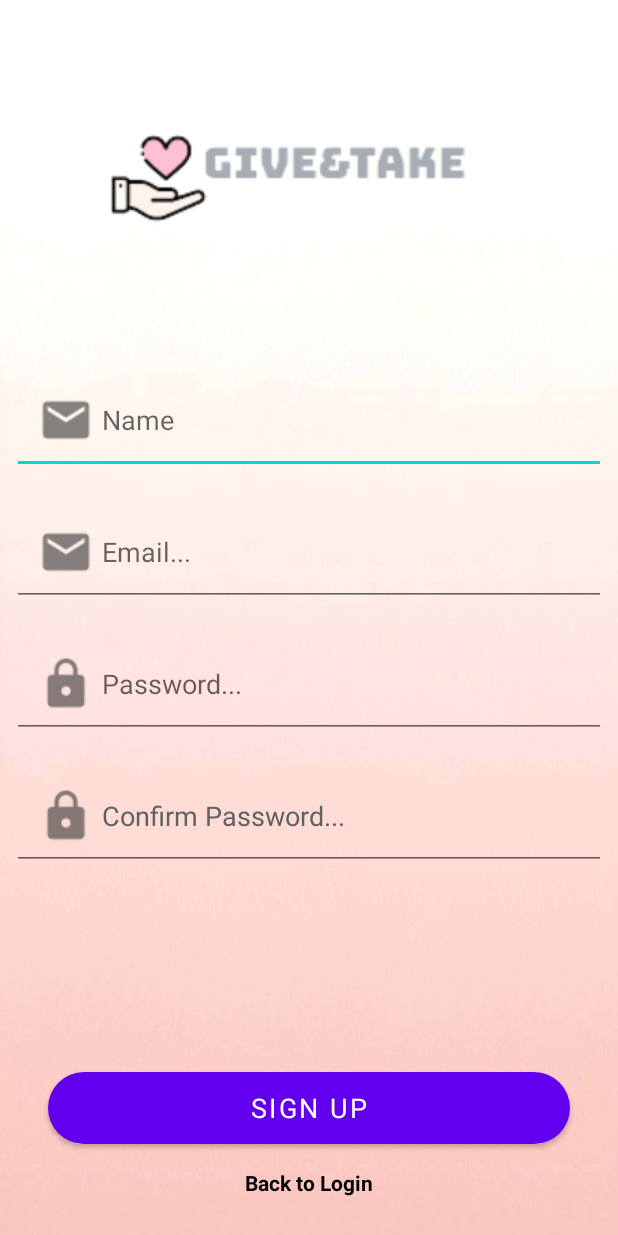
After one commit to liralgazi/give_and_take_app, an Android app: the fragment CreateAccountFragment shown on its own in the app's theme, on a phone screen of 412 x 824 dp. The commit adds this screen. Run offline under Robolectric (Android 15) with nearby library versions, the phone set to English and light mode, and no system bars.

Commit message:
change register to create account fragment

```diff
--- a/app/build.gradle
+++ b/app/build.gradle
@@ -41,4 +41,10 @@ dependencies {
     testImplementation 'junit:junit:4.13.2'
     androidTestImplementation 'androidx.test.ext:junit:1.1.5'
     androidTestImplementation 'androidx.test.espresso:espresso-core:3.5.1'
+
+    implementation 'androidx.recyclerview:recyclerview:1.2.1'
+    implementation 'androidx.cardview:cardview:1.0.0'
+
+
+
 }
--- a/app/src/main/AndroidManifest.xml
+++ b/app/src/main/AndroidManifest.xml
@@ -1,6 +1,8 @@
 <?xml version="1.0" encoding="utf-8"?>
 <manifest xmlns:android="http://schemas.android.com/apk/res/android"
     xmlns:tools="http://schemas.android.com/tools">
+
+    <uses-permission android:name="android.permission.INTERNET" />
 
     <application
         android:allowBackup="true"
@@ -13,13 +15,15 @@
         android:theme="@style/Theme.GiveAndTake"
         tools:targetApi="31">
         <activity
+            android:name=".FragmentReplacerActivity"
+            android:exported="false">
+            <meta-data
+                android:name="android.app.lib_name"
+                android:value="" />
+        </activity>
+        <activity
             android:name=".LoginActivity"
             android:exported="true">
-            <intent-filter>
-                <action android:name="android.intent.action.MAIN" />
-
-                <category android:name="android.intent.category.LAUNCHER" />
-            </intent-filter>
             <meta-data
                 android:name="android.app.lib_name"
                 android:value="" />
@@ -34,6 +38,11 @@
         <activity
             android:name=".MainActivity"
             android:exported="true">
+            <intent-filter>
+                <action android:name="android.intent.action.MAIN" />
+
+                <category android:name="android.intent.category.LAUNCHER" />
+            </intent-filter>
 
             <meta-data
                 android:name="android.app.lib_name"
--- /dev/null
+++ b/app/src/main/java/com/example/giveandtake/FragmentReplacerActivity.java
@@ -0,0 +1,14 @@
+package com.example.giveandtake;
+
+import androidx.appcompat.app.AppCompatActivity;
+
+import android.os.Bundle;
+
+public class FragmentReplacerActivity extends AppCompatActivity {
+
+    @Override
+    protected void onCreate(Bundle savedInstanceState) {
+        super.onCreate(savedInstanceState);
+        setContentView(R.layout.activity_fragment_replacer);
+    }
+}
--- /dev/null
+++ b/app/src/main/java/com/example/giveandtake/fragments/CreateAccountFragment.java
@@ -0,0 +1,35 @@
+package com.example.giveandtake.fragments;
+
+import android.os.Bundle;
+
+import androidx.fragment.app.Fragment;
+
+import android.view.LayoutInflater;
+import android.view.View;
+import android.view.ViewGroup;
+
+import com.example.giveandtake.R;
+
+/**
+ * A simple {@link Fragment} subclass.
+ * Use the {@link CreateAccountFragment#newInstance} factory method to
+ * create an instance of this fragment.
+ */
+public class CreateAccountFragment extends Fragment {
+
+
+
+    public CreateAccountFragment() {
+        // Required empty public constructor
+    }
+
+
+
+
+    @Override
+    public View onCreateView(LayoutInflater inflater, ViewGroup container,
+                             Bundle savedInstanceState) {
+        // Inflate the layout for this fragment
+        return inflater.inflate(R.layout.fragment_create_account, container, false);
+    }
+}
--- /dev/null
+++ b/app/src/main/res/layout/activity_fragment_replacer.xml
@@ -0,0 +1,9 @@
+<?xml version="1.0" encoding="utf-8"?>
+<androidx.constraintlayout.widget.ConstraintLayout xmlns:android="http://schemas.android.com/apk/res/android"
+    xmlns:app="http://schemas.android.com/apk/res-auto"
+    xmlns:tools="http://schemas.android.com/tools"
+    android:layout_width="match_parent"
+    android:layout_height="match_parent"
+    tools:context=".FragmentReplacerActivity">
+
+</androidx.constraintlayout.widget.ConstraintLayout>
--- a/app/src/main/res/layout/activity_main.xml
+++ b/app/src/main/res/layout/activity_main.xml
@@ -46,4 +46,5 @@
 
     </com.google.android.material.navigation.NavigationView>
 
+
 </androidx.drawerlayout.widget.DrawerLayout>
--- /dev/null
+++ b/app/src/main/res/layout/fragment_create_account.xml
@@ -0,0 +1,98 @@
+<?xml version="1.0" encoding="utf-8"?>
+<RelativeLayout xmlns:android="http://schemas.android.com/apk/res/android"
+    xmlns:tools="http://schemas.android.com/tools"
+    android:layout_width="match_parent"
+    android:layout_height="match_parent"
+    xmlns:app="http://schemas.android.com/apk/res-auto"
+    tools:context=".fragments.CreateAccountFragment"
+    android:background="@drawable/light_background_pink">
+
+    <ImageView
+        android:id="@+id/register_icon"
+        android:layout_width="350dp"
+        android:layout_height="250dp"
+        android:layout_alignParentEnd="true"
+        android:layout_marginEnd="46dp"
+        android:contentDescription="@string/todo"
+        app:srcCompat="@drawable/giveandtake_logo"
+        tools:ignore="ImageContrastCheck" />
+    <LinearLayout
+        android:layout_width="match_parent"
+        android:layout_height="wrap_content"
+        android:orientation="vertical"
+        android:layout_centerInParent="true">
+
+        <EditText
+            android:id="@+id/register_username"
+            android:layout_width="match_parent"
+            android:layout_height="wrap_content"
+            android:layout_margin="8dp"
+            android:padding="12dp"
+            android:hint="Name"
+            android:inputType="textEmailAddress"
+            android:drawableLeft="@drawable/email"/>
+
+        <EditText
+            android:id="@+id/register_email"
+            android:layout_width="match_parent"
+            android:layout_height="wrap_content"
+            android:layout_margin="8dp"
+            android:padding="12dp"
+            android:hint="@string/email"
+            android:inputType="textEmailAddress"
+            android:drawableLeft="@drawable/email"/>
+
+        <EditText
+            android:id="@+id/register_password"
+            android:layout_width="match_parent"
+            android:layout_height="wrap_content"
+            android:layout_margin="8dp"
+            android:padding="12dp"
+            android:hint="@string/password"
+            android:inputType="textPassword"
+            android:autofillHints=""
+            android:drawableLeft="@drawable/password"/>
+
+        <EditText
+            android:id="@+id/register_confirm_password"
+            android:layout_width="match_parent"
+            android:layout_height="wrap_content"
+            android:layout_margin="8dp"
+            android:padding="12dp"
+            android:hint="@string/confirm_password"
+            android:inputType="textPassword"
+            android:textColorHint="#616161"
+            android:drawableLeft="@drawable/password"/>
+    </LinearLayout>
+
+    <Button
+        android:id="@+id/register_create_account"
+        android:layout_width="match_parent"
+        android:layout_height="wrap_content"
+        android:text="Sign Up"
+        android:layout_marginStart="32dp"
+        android:layout_marginEnd="32dp"
+        android:background="@drawable/button"
+        android:fontFamily="sans-serif"
+        android:textAlignment="center"
+        android:textColor="@color/white"
+        android:textSize="18sp"
+        android:layout_above="@id/loginTv"
+        android:layout_marginBottom="16dp"/>
+
+
+    <TextView
+        android:id="@+id/loginTv"
+        android:layout_width="wrap_content"
+        android:layout_height="wrap_content"
+        android:layout_centerHorizontal="true"
+        android:layout_alignParentBottom="true"
+        android:layout_marginBottom="26dp"
+        android:text="Back to Login"
+        android:textStyle="bold"
+        android:textColor="@color/black"/>
+
+
+
+
+</RelativeLayout>
--- a/app/src/main/res/values/strings.xml
+++ b/app/src/main/res/values/strings.xml
@@ -19,5 +19,7 @@
     <string name="todo">TODO</string>
     <string name="email">Email...</string>
     <string name="password">Password...</string>
+    <!-- TODO: Remove or change this placeholder text -->
+    <string name="hello_blank_fragment">Hello blank fragment</string>
 
 </resources>
--- /dev/null
+++ b/app/src/main/res/xml/tabs.xml
@@ -0,0 +1,7 @@
+<?xml version="1.0" encoding="utf-8"?>
+<Tabs xmlns:android="http://schemas.android.com/apk/res/android">
+    <tab
+        drawable = "@drawable/ic_home"
+        text="Home"
+        />
+</Tabs>
```
Also changed, not shown: app/src/main/res/drawable-v24/ic_home.png (added).
